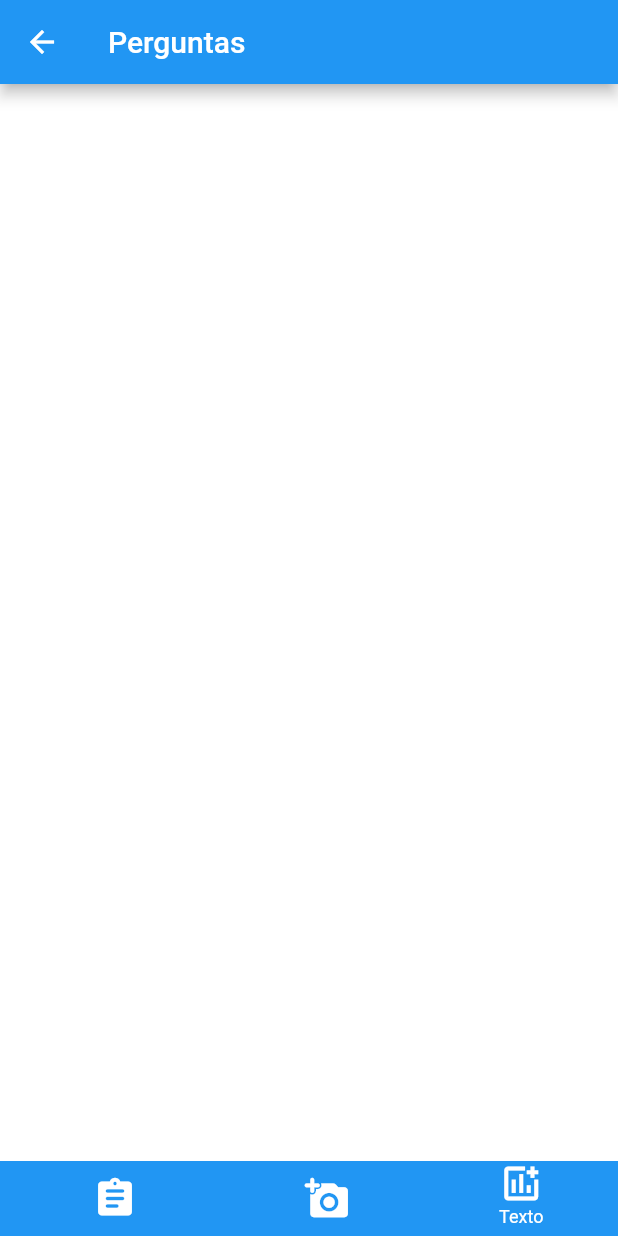
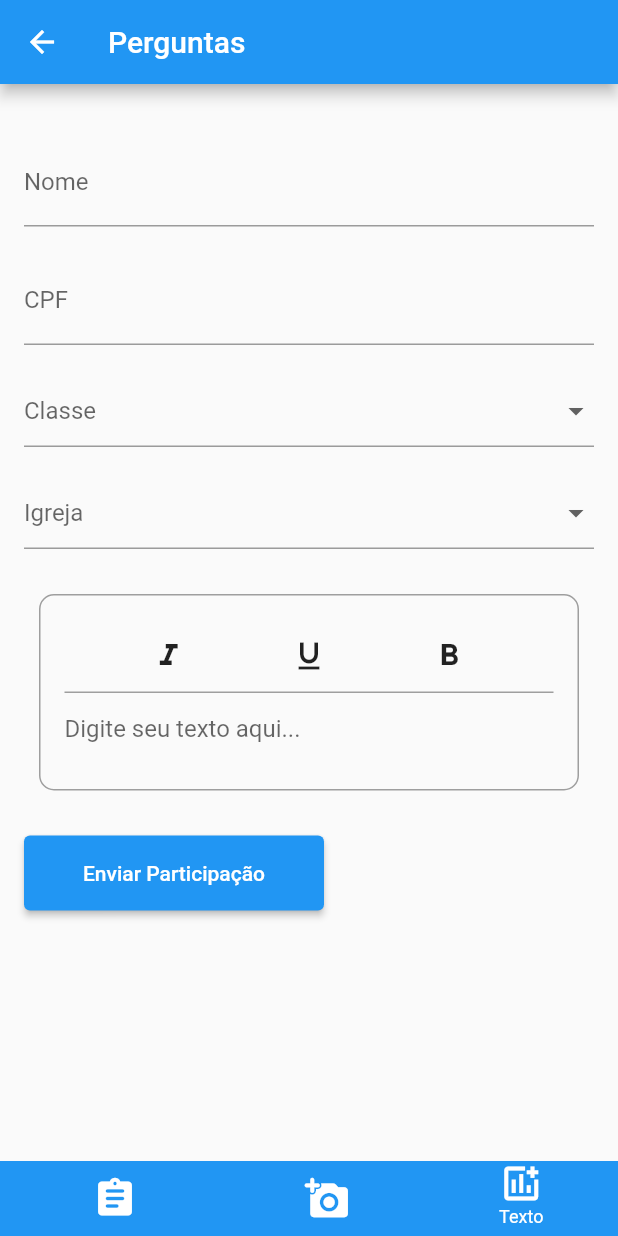
Before and after one commit to Israel-Silvestre/ebd_app, a Flutter app: the HomePage screen opened directly, item 3 of the bottom bar chosen, on a phone screen of 412 x 824 dp. Run offline on Flutter 3.47's test engine with Material 2 defaults, Android fonts, the phone set to English and light mode, and no system bars.

Commit message:
chore: tela de texto e video

```diff
--- /dev/null
+++ b/lib/Fragments/part_texto.dart
@@ -0,0 +1,185 @@
+import 'package:flutter/material.dart';
+
+class Texto extends StatefulWidget {
+  @override
+  _TextoState createState() => _TextoState();
+}
+
+class _TextoState extends State<Texto> {
+  final List<String> classes = [
+    'Senhoras',
+    'Jovens',
+    'Crianças',
+    'Intermediarios',
+    'Adolescentes',
+  ];
+
+  final List<String> igrejas = [
+    'Senhoras',
+    'Jovens',
+    'Crianças',
+    'Intermediarios',
+    'Adolescentes',
+  ];
+
+  String? _selectedFuncao;
+  String? _selectedClasse;
+  String? _selectedIgreja;
+  String text = '';
+
+  TextEditingController _textEditingController = TextEditingController();
+  bool isItalic = false;
+  bool isUnderlined = false;
+  bool isBold = false;
+
+  void _toggleItalic() {
+    setState(() {
+      isItalic = !isItalic;
+    });
+  }
+
+  void _toggleUnderline() {
+    setState(() {
+      isUnderlined = !isUnderlined;
+    });
+  }
+
+  void _toggleBold() {
+    setState(() {
+      isBold = !isBold;
+    });
+  }
+
+  @override
+  Widget build(BuildContext context) {
+    TextStyle textStyle = TextStyle(
+      fontStyle: isItalic ? FontStyle.italic : FontStyle.normal,
+      decoration: isUnderlined ? TextDecoration.underline : TextDecoration.none,
+      fontWeight: isBold ? FontWeight.bold : FontWeight.normal,
+    );
+
+    return Scaffold(
+      body: SingleChildScrollView(
+        child: Container(
+          padding: EdgeInsets.all(16.0),
+          child: Column(
+            crossAxisAlignment: CrossAxisAlignment.start,
+            children: [
+              SizedBox(height: 20),
+              TextFormField(
+                decoration: InputDecoration(
+                  labelText: 'Nome',
+                ),
+              ),
+              SizedBox(height: 20),
+              TextFormField(
+                decoration: InputDecoration(
+                  labelText: 'CPF',
+                ),
+              ),
+              SizedBox(height: 20),
+              DropdownButtonFormField<String>(
+                value: _selectedClasse,
+                hint: Text('Classe'),
+                items: classes.map((String value) {
+                  return DropdownMenuItem<String>(
+                    value: value,
+                    child: Text(value),
+                  );
+                }).toList(),
+                onChanged: (newValue) {
+                  setState(() {
+                    _selectedClasse = newValue;
+                  });
+                },
+              ),
+              SizedBox(height: 20),
+              DropdownButtonFormField<String>(
+                value: _selectedIgreja,
+                hint: Text('Igreja'),
+                items: igrejas.map((String value) {
+                  return DropdownMenuItem<String>(
+                    value: value,
+                    child: Text(value),
+                  );
+                }).toList(),
+                onChanged: (newValue) {
+                  setState(() {
+                    _selectedIgreja = newValue;
+                  });
+                },
+              ),
+              SizedBox(height: 20),
+              Container(
+                decoration: BoxDecoration(
+                  border: Border.all(color: Colors.grey),
+                  borderRadius: BorderRadius.circular(10.0),
+                ),
+                padding: EdgeInsets.all(16.0),
+                margin: EdgeInsets.all(10.0),
+                child: Column(
+                  children: [
+                    Container(
+                      decoration: BoxDecoration(
+                        border: Border(
+                          bottom: BorderSide(color: Colors.grey, width: 1.0),
+                        ),
+                      ),
+                      child: Row(
+                        mainAxisAlignment: MainAxisAlignment.spaceEvenly,
+                        children: [
+                          IconButton(
+                            icon: Icon(Icons.format_italic),
+                            onPressed: _toggleItalic,
+                            color: isItalic ? Colors.blue : null,
+                          ),
+                          IconButton(
+                            icon: Icon(Icons.format_underline),
+                            onPressed: _toggleUnderline,
+                            color: isUnderlined ? Colors.blue : null,
+                          ),
+                          IconButton(
+                            icon: Icon(Icons.format_bold),
+                            onPressed: _toggleBold,
+                            color: isBold ? Colors.blue : null,
+                          ),
+                        ],
+                      ),
+                    ),
+                    TextFormField(
+                      controller: _textEditingController,
+                      maxLines: null,
+                      keyboardType: TextInputType.multiline,
+                      style: textStyle,
+                      decoration: InputDecoration(
+                        border: InputBorder.none,
+                        hintText: 'Digite seu texto aqui...',
+                      ),
+                      onChanged: (value) {
+                        setState(() {
+                          text = value;
+                        });
+                      },
+                    ),
+                  ],
+                ),
+              ),
+              SizedBox(height: 20),
+              ElevatedButton(
+                onPressed: () {
+                  // Lógica para enviar participação
+                },
+                style: ElevatedButton.styleFrom(
+                  primary: Colors.blue,
+                  onPrimary: Colors.white,
+                  minimumSize: Size(200, 50),
+                ),
+                child: Text('Enviar Participação'),
+              ),
+            ],
+          ),
+        ),
+      ),
+    );
+  }
+}
--- a/lib/HomePage.dart
+++ b/lib/HomePage.dart
@@ -1,6 +1,7 @@
 import 'package:flutter/material.dart';
 import 'package:ebd_app/Fragments/perguntas.dart';
 import 'package:ebd_app/Fragments/part_video.dart';
+import 'package:ebd_app/Fragments/part_texto.dart';
 
 class HomePage extends StatefulWidget {
   @override
@@ -13,7 +14,7 @@ class _HomePageState extends State<HomePage> {
   List<Widget> _pages = [
     Perguntas(), // Seu fragmento de perguntas
     Video(), // Página 2 - Adicione o conteúdo conforme necessário
-    Container(), // Página 3 - Adicione o conteúdo conforme necessário
+    Texto(), // Página 3 - Adicione o conteúdo conforme necessário
   ];
 
   late List<bool> _isSelected;
@@ -38,7 +39,8 @@ class _HomePageState extends State<HomePage> {
         backgroundColor: Colors.blue,
         iconTheme: IconThemeData(color: Colors.white),
       ),
-      body: _pages[_selectedIndex], // Mostra a página correspondente à opção selecionada
+      body: _pages[
+          _selectedIndex], // Mostra a página correspondente à opção selecionada
       backgroundColor: Colors.white, // Cor de fundo do corpo do Scaffold
       bottomNavigationBar: Container(
         height: 50, // Altura da BottomNavigationBar reduzida para 50
@@ -68,7 +70,8 @@ class _HomePageState extends State<HomePage> {
       child: Column(
         mainAxisSize: MainAxisSize.min,
         children: [
-          Icon(IconData(iconCode, fontFamily: 'MaterialIcons'), color: Colors.white, size: 30),
+          Icon(IconData(iconCode, fontFamily: 'MaterialIcons'),
+              color: Colors.white, size: 30),
           AnimatedContainer(
             duration: Duration(milliseconds: 300),
             curve: Curves.easeIn,
--- a/pubspec.yaml
+++ b/pubspec.yaml
@@ -19,7 +19,7 @@ publish_to: 'none' # Remove this line if you wish to publish to pub.dev
 version: 1.0.0+1
 
 environment:
-  sdk: '>=3.1.2 <4.0.0'
+  sdk: '>=3.0.0 <4.0.0'
 
 # Dependencies specify other packages that your package needs in order to work.
 # To automatically upgrade your package dependencies to the latest versions
@@ -47,6 +47,7 @@ dev_dependencies:
   # package. See that file for information about deactivating specific lint
   # rules and activating additional ones.
   flutter_lints: ^2.0.0
+  build_runner: ^2.3.3
 
 # For information on the generic Dart part of this file, see the
 # following page: https://dart.dev/tools/pub/pubspec
```
Also changed, not shown: lib/Fragments/part_video.dart (+100 -17 lines), pubspec.lock (deleted).
